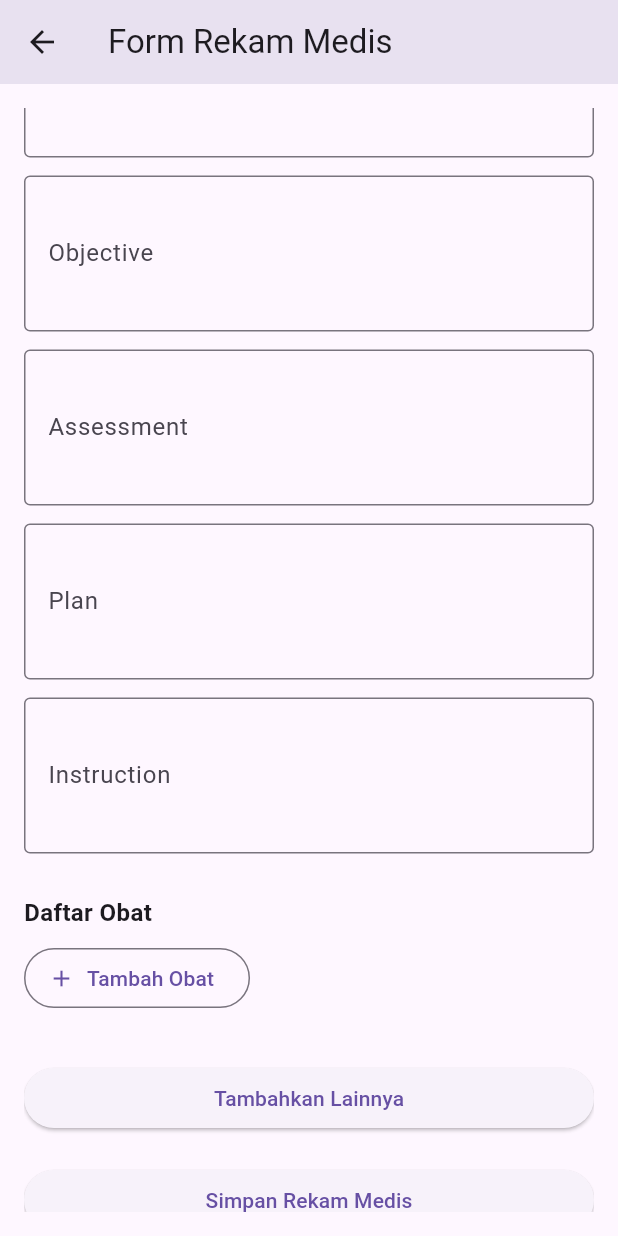
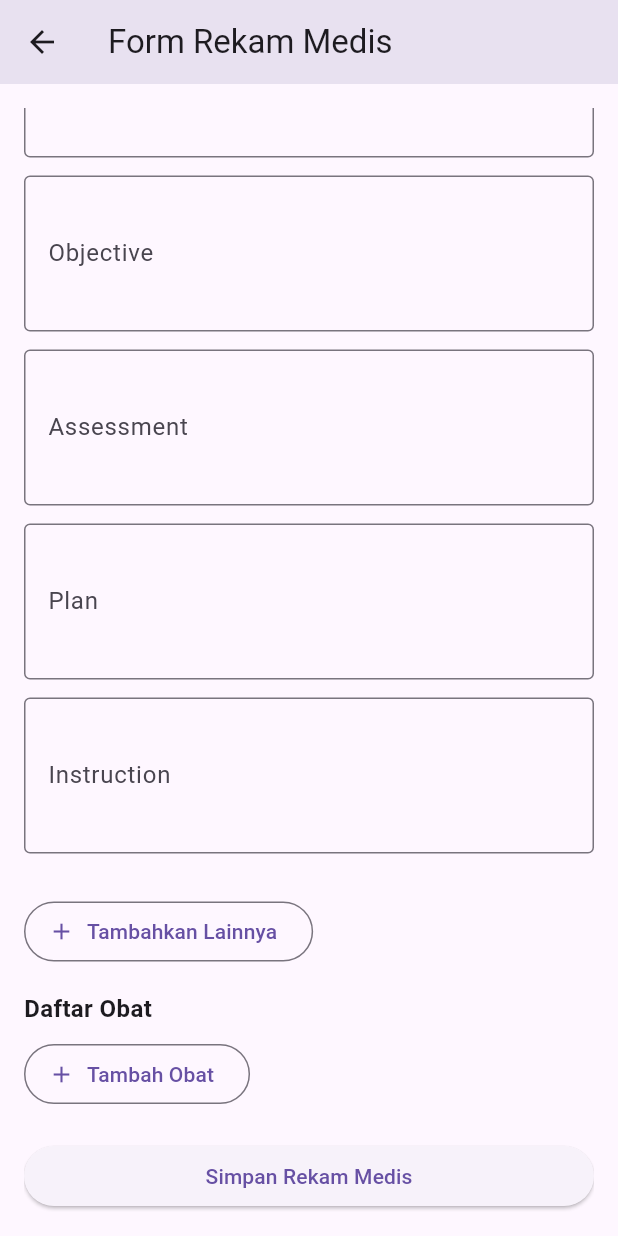
Before and after one commit to scchanz/test_front, a Flutter app: the InputRekamMedisPage screen opened directly, scrolled down 207 dp, on a phone screen of 412 x 824 dp. Run offline on Flutter 3.47's test engine with Material 3 defaults, Android fonts, the light colour scheme and no system bars; our stand-ins replace barcode_widget, cloud_firestore, firebase_auth, firebase_core, google_sign_in, image_picker; missing offline and left inert: mobile_scanner; accounts and stored records are empty; network calls fail.

Commit message:
update tata letak

```diff
--- a/lib/pages/rekammedis/input_rm.dart
+++ b/lib/pages/rekammedis/input_rm.dart
@@ -148,7 +148,9 @@ class _InputRekamMedisPageState extends State<InputRekamMedisPage> {
 
   Widget _buildTambahanForms() {
     return Column(
-      children: tambahanControllers.entries.map((entry) {
+      crossAxisAlignment: CrossAxisAlignment.start,
+      children: [
+        ...tambahanControllers.entries.map((entry) {
           return Padding(
             padding: const EdgeInsets.only(bottom: 12),
             child: Row(
@@ -181,6 +183,12 @@ class _InputRekamMedisPageState extends State<InputRekamMedisPage> {
             ),
           );
         }).toList(),
+        OutlinedButton.icon(
+          onPressed: _navigateToTambahMenu,
+          icon: const Icon(Icons.add),
+          label: const Text('Tambahkan Lainnya'),
+        ),
+      ],
     );
   }
 
@@ -276,16 +284,10 @@ class _InputRekamMedisPageState extends State<InputRekamMedisPage> {
               _buildTextField(instructionController, 'Instruction', maxLines: 3),
 
               const SizedBox(height: 16),
-              _buildObatForms(),
-
-              const SizedBox(height: 16),
               _buildTambahanForms(),
 
               const SizedBox(height: 16),
-              ElevatedButton(
-                onPressed: _navigateToTambahMenu,
-                child: const Text('Tambahkan Lainnya'),
-              ),
+              _buildObatForms(),
               const SizedBox(height: 20),
 
               isLoading
```
Lines whose indentation alone changed are shown as unchanged.
